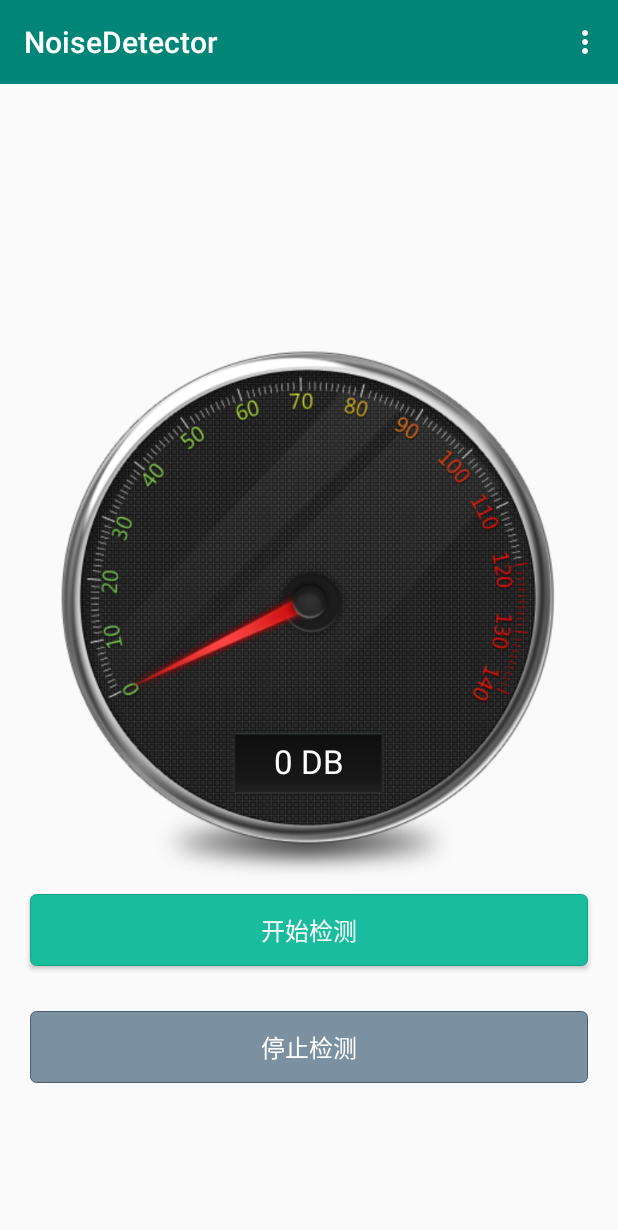
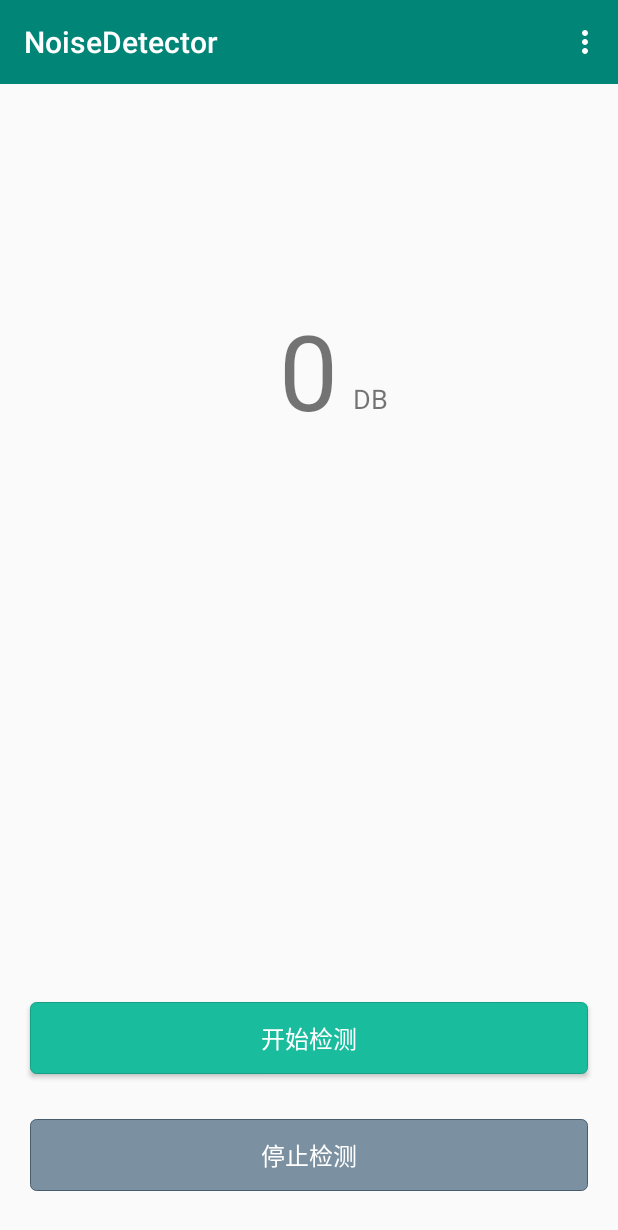
Before and after one commit to Zed-a/NoiseDetector, an Android app: the screen it shows after launch (SoundActivity), after a tap on "停止检测", on a phone screen of 412 x 824 dp. Shown: the top 1230 px of the screen. Run offline under Robolectric (Android 15) with nearby library versions, the phone set to English and light mode, and no system bars; 1 other tap on this screen came first.

Commit message:
使用Kotlin

```diff
--- a/app/src/main/AndroidManifest.xml
+++ b/app/src/main/AndroidManifest.xml
@@ -9,7 +9,7 @@
     <application
         android:name=".DetectorApplication"
         android:allowBackup="true"
-        android:icon="@mipmap/ic_launcher"
+        android:icon="@drawable/icon_by"
         android:label="@string/app_name"
         android:roundIcon="@mipmap/ic_launcher_round"
         android:supportsRtl="true"
--- a/app/src/main/java/com/nan/noisedetector/record/MyMediaRecorder.java
+++ b/app/src/main/java/com/nan/noisedetector/record/NoiseMediaRecorder.java
@@ -5,7 +5,7 @@ import android.media.MediaRecorder;
 import java.io.File;
 import java.io.IOException;
 
-public class MyMediaRecorder {
+public class NoiseMediaRecorder {
 
 	private File myRecAudioFile ;
 	private MediaRecorder mMediaRecorder ;
--- a/app/src/main/java/com/nan/noisedetector/ui/SoundActivity.java
+++ b/app/src/main/java/com/nan/noisedetector/ui/SoundActivity.java
@@ -2,8 +2,11 @@ package com.nan.noisedetector.ui;
 
 import android.Manifest;
 import android.annotation.SuppressLint;
+import android.app.ActivityManager;
 import android.app.Notification;
 import android.app.NotificationManager;
+import android.app.PendingIntent;
+import android.content.Context;
 import android.content.Intent;
 import android.content.pm.PackageManager;
 import android.graphics.BitmapFactory;
@@ -15,16 +18,17 @@ import android.support.v7.app.AppCompatActivity;
 import android.support.v7.widget.Toolbar;
 import android.util.Log;
 import android.widget.Button;
+import android.widget.TextView;
 import android.widget.Toast;
 
 import com.nan.noisedetector.R;
-import com.nan.noisedetector.record.MyMediaRecorder;
+import com.nan.noisedetector.record.NoiseMediaRecorder;
 import com.nan.noisedetector.util.DecibelUtil;
 import com.nan.noisedetector.util.FileUtil;
-import com.nan.noisedetector.ui.widget.SoundDiscView;
 import com.nan.noisedetector.util.PreferenceHelper;
 
 import java.io.File;
+import java.util.List;
 
 public class SoundActivity extends AppCompatActivity {
 
@@ -39,8 +43,9 @@ public class SoundActivity extends AppCompatActivity {
     private static final int REFRESH_TIME = 100;
     private float mThreshold;
 
-    private SoundDiscView mSoundDiscView;
-    private MyMediaRecorder mRecorder;
+//    private SoundDiscView mSoundDiscView;
+    private TextView mView;
+    private NoiseMediaRecorder mRecorder;
     private Button mBtnStartDetect;
     private Button mBtnStopDetect;
 
@@ -50,13 +55,14 @@ public class SoundActivity extends AppCompatActivity {
 //        getWindow().requestFeature(Window.FEATURE_ACTIVITY_TRANSITIONS);
 //        getWindow().setEnterTransition(new Slide(Gravity.TOP));
         setContentView(R.layout.activity_sound);
-        mRecorder = new MyMediaRecorder();
+        mRecorder = new NoiseMediaRecorder();
         initView();
         verifyPermissions();
     }
 
     private void initView() {
-        mSoundDiscView = findViewById(R.id.soundDiscView);
+//        mSoundDiscView = findViewById(R.id.soundDiscView);
+        mView = findViewById(R.id.soundDiscView);
         Toolbar toolbar = findViewById(R.id.toolbar);
         toolbar.setTitle(R.string.app_name);
         toolbar.inflateMenu(R.menu.menu_main);
@@ -90,7 +96,7 @@ public class SoundActivity extends AppCompatActivity {
     @Override
     protected void onResume() {
         super.onResume();
-        mThreshold = PreferenceHelper.getThreshold();
+        mThreshold = PreferenceHelper.INSTANCE.getThreshold();
     }
 
     @SuppressLint("HandlerLeak")
@@ -104,20 +110,22 @@ public class SoundActivity extends AppCompatActivity {
             float volume = mRecorder.getMaxAmplitude();  //获取声压值
             if(volume > 0 && volume < 1000000) {
                 float dbCount = 20 * (float)(Math.log10(volume));
-                showNotification(dbCount);
-                DecibelUtil.setDbCount(dbCount);  //将声压值转为分贝值
-                mSoundDiscView.refresh();
+//                showNotification(dbCount);
+                DecibelUtil.INSTANCE.setDbCount(dbCount);  //将声压值转为分贝值
+//                mSoundDiscView.refresh();
+                int count = (int) DecibelUtil.INSTANCE.getDbCount();
+                mView.setText(count+20+"");
             }
             handler.sendEmptyMessageDelayed(MSG_WHAT, REFRESH_TIME);
         }
     };
 
     private void showNotification(float dbCount) {
-        if (PreferenceHelper.isOpenNotify() && dbCount < mThreshold) {
+        if (PreferenceHelper.INSTANCE.isOpenNotify() && dbCount < mThreshold) {
             return;
         }
         Notification.Builder builder = new Notification.Builder(SoundActivity.this);
-//        Intent intent = new Intent(Intent.ACTION_VIEW, Uri.parse("http://www.baidu.com"));
+        Intent intent;
 //        PendingIntent pendingIntent = PendingIntent.getActivity(SoundActivity.this,0,intent,0);  //点击跳转
         builder.setSmallIcon(R.mipmap.ic_launcher)  //小图标，在大图标右下角
             .setLargeIcon(BitmapFactory.decodeResource(getResources(),R.mipmap.ic_launcher)) //大图标，没有设置时小图标就是大图标
@@ -153,11 +161,31 @@ public class SoundActivity extends AppCompatActivity {
         }
     }
 
+    public static int isAppAlive(Context context, String packageName) {
+        ActivityManager activityManager = (ActivityManager) context
+                .getSystemService(Context.ACTIVITY_SERVICE);
+        List<ActivityManager.RunningTaskInfo> listInfos = activityManager
+                .getRunningTasks(20);
+        // 判断程序是否在栈顶
+        if (listInfos.get(0).topActivity.getPackageName().equals(packageName)) {
+            return 1;
+        } else {
+            // 判断程序是否在栈里
+            for (ActivityManager.RunningTaskInfo info : listInfos) {
+                if (info.topActivity.getPackageName().equals(packageName)) {
+                    return 2;
+                }
+            }
+            return 0;// 栈里找不到，返回3
+        }
+    }
+
     private void stopRecord() {
         mRecorder.delete();
         handler.removeMessages(MSG_WHAT);
-        DecibelUtil.clear();
-        mSoundDiscView.refresh();
+        DecibelUtil.INSTANCE.clear();
+        mView.setText(0+"");
+//        mSoundDiscView.refresh();
     }
 
     @Override
--- a/app/src/main/java/com/nan/noisedetector/ui/widget/SoundDiscView.java
+++ b/app/src/main/java/com/nan/noisedetector/ui/widget/DecibelView.java
@@ -16,7 +16,7 @@ import android.view.WindowManager;
 import com.nan.noisedetector.R;
 import com.nan.noisedetector.util.DecibelUtil;
 
-public class SoundDiscView extends AppCompatImageView {
+public class DecibelView extends AppCompatImageView {
 
     private int newWidth, newHeight;
     private Matrix mMatrix = new Matrix();
@@ -24,11 +24,11 @@ public class SoundDiscView extends AppCompatImageView {
     private Paint paint = new Paint();
     static final long  ANIMATION_INTERVAL = 20;
 
-    public SoundDiscView(Context context) {
+    public DecibelView(Context context) {
         super(context);
     }
 
-    public SoundDiscView(Context context, AttributeSet attrs) {
+    public DecibelView(Context context, AttributeSet attrs) {
         super(context, attrs);
     }
 
@@ -79,9 +79,9 @@ public class SoundDiscView extends AppCompatImageView {
         if (indicatorBitmap == null) {
             init();
         }
-        mMatrix.setRotate(getAngle(DecibelUtil.getDbCount()), newWidth >> 1, (float) newHeight * 215 / 460);   //片相对位置
+        mMatrix.setRotate(getAngle(DecibelUtil.INSTANCE.getDbCount()), newWidth >> 1, (float) newHeight * 215 / 460);   //片相对位置
         canvas.drawBitmap(indicatorBitmap, mMatrix, paint);
-        canvas.drawText((int) DecibelUtil.getDbCount()+" DB", newWidth >> 1,(float) newHeight * 36 / 46, paint); //图片相对位置
+        canvas.drawText((int) DecibelUtil.INSTANCE.getDbCount()+" DB", newWidth >> 1,(float) newHeight * 36 / 46, paint); //图片相对位置
     }
 
     private float getAngle(float db){
--- a/app/src/main/java/com/nan/noisedetector/util/DecibelUtil.java
+++ /dev/null
@@ -1,31 +0,0 @@
-package com.nan.noisedetector.util;
-
-public class DecibelUtil {
-	private static float dbCount = 0;
-
-	private static float lastDbCount = dbCount;
-
-	public static float getDbCount() {
-		return dbCount;
-	}
-
-	public static void setDbCount(float dbValue) {
-		//设置声音最低变化
-		float min = 0.5f;
-		// 声音分贝值
-		float value;
-		if (dbValue > lastDbCount) {
-			value = dbValue - lastDbCount > min ? dbValue - lastDbCount : min;
-		}else{
-			value = dbValue - lastDbCount < -min ? dbValue - lastDbCount : -min;
-		}
-		dbCount = lastDbCount + value * 0.2f ; //防止声音变化太快
-		lastDbCount = dbCount;
-	}
-
-	public static void clear() {
-		dbCount = 0;
-		lastDbCount = 0;
-	}
-
-}
--- /dev/null
+++ b/app/src/main/java/com/nan/noisedetector/util/DecibelUtil.kt
@@ -0,0 +1,31 @@
+package com.nan.noisedetector.util
+
+object DecibelUtil {
+    private var dbCount = 0f
+
+    private var lastDbCount = dbCount
+
+    fun getDbCount(): Float {
+        return dbCount
+    }
+
+    fun setDbCount(dbValue: Float) {
+        //设置声音最低变化
+        val min = 0.5f
+        // 声音分贝值
+        val value: Float
+        if (dbValue > lastDbCount) {
+            value = if (dbValue - lastDbCount > min) dbValue - lastDbCount else min
+        } else {
+            value = if (dbValue - lastDbCount < -min) dbValue - lastDbCount else -min
+        }
+        dbCount = lastDbCount + value * 0.2f //防止声音变化太快
+        lastDbCount = dbCount
+    }
+
+    fun clear() {
+        dbCount = 0f
+        lastDbCount = 0f
+    }
+
+}
--- /dev/null
+++ b/app/src/main/java/com/nan/noisedetector/util/PreferenceHelper.kt
@@ -0,0 +1,22 @@
+package com.nan.noisedetector.util
+
+/**
+ * Created by nan on 2019-11-21.
+ */
+object PreferenceHelper {
+    private const val KEY_OPEN_NOTIFY = "key_open_notify"
+
+    var isOpenNotify: Boolean
+        get() = PreferenceUtil.getInstance().getBoolean(KEY_OPEN_NOTIFY, false)
+        set(openNotify) {
+            PreferenceUtil.getInstance().putBoolean(KEY_OPEN_NOTIFY, openNotify)
+        }
+
+    private const val KEY_THRESHOLD = "key_threshold"
+
+    var threshold: Float
+        get() = PreferenceUtil.getInstance().getFloat(KEY_THRESHOLD, 20f)
+        set(threshold) {
+            PreferenceUtil.getInstance().putFloat(KEY_THRESHOLD, threshold)
+        }
+}
--- a/app/src/main/res/layout/activity_sound.xml
+++ b/app/src/main/res/layout/activity_sound.xml
@@ -4,18 +4,31 @@
     android:layout_width="match_parent"
     android:layout_height="match_parent">
 
-    <com.nan.noisedetector.ui.widget.SoundDiscView
+    <TextView
         android:id="@+id/soundDiscView"
-        android:layout_centerInParent="true"
-        android:layout_width="344dp"
-        android:layout_height="368dp"
-        android:background="@drawable/noise_disc" />
+        android:layout_width="wrap_content"
+        android:layout_height="wrap_content"
+        android:text="0"
+        android:textSize="70sp"
+        android:layout_marginTop="200dp"
+        android:layout_centerHorizontal="true"
+        android:layout_marginBottom="100dp"/>
+
+    <TextView
+        android:layout_width="wrap_content"
+        android:layout_height="wrap_content"
+        android:text="DB"
+        android:layout_toEndOf="@+id/soundDiscView"
+        android:layout_alignBottom="@+id/soundDiscView"
+        android:layout_marginBottom="15dp"
+        android:layout_marginStart="10dp"
+        android:textSize="18sp"/>
 
     <Button
         android:id="@+id/btn_start_detect"
         android:layout_height="wrap_content"
         style="@style/HoloNewBtnStyle"
-        android:layout_below="@id/soundDiscView"
+        android:layout_above="@+id/btn_stop_detect"
         android:layout_centerHorizontal="true"
         android:text="@string/start_record"/>
 
@@ -24,10 +37,11 @@
         android:layout_height="wrap_content"
         style="@style/HoloNewBtnStyle"
         android:layout_marginTop="30dp"
-        android:layout_below="@+id/btn_start_detect"
         android:layout_centerHorizontal="true"
         android:text="@string/stop_detect"
-        android:enabled="false"/>
+        android:enabled="false"
+        android:layout_alignParentBottom="true"
+        android:layout_marginBottom="30dp"/>
 
     <include layout="@layout/toolbar"/>
 
```
Also changed, not shown: app/build.gradle (+7 -3 lines), app/src/main/java/com/nan/noisedetector/ui/SettingActivity.java (deleted, +0 -65 lines), app/src/main/java/com/nan/noisedetector/ui/SettingActivity.kt (added, +67 -0 lines), app/src/main/java/com/nan/noisedetector/util/PreferenceHelper.java (deleted, +0 -27 lines), build.gradle (+9 -1 lines), app/src/main/res/drawable/icon_by.jpg (added).
